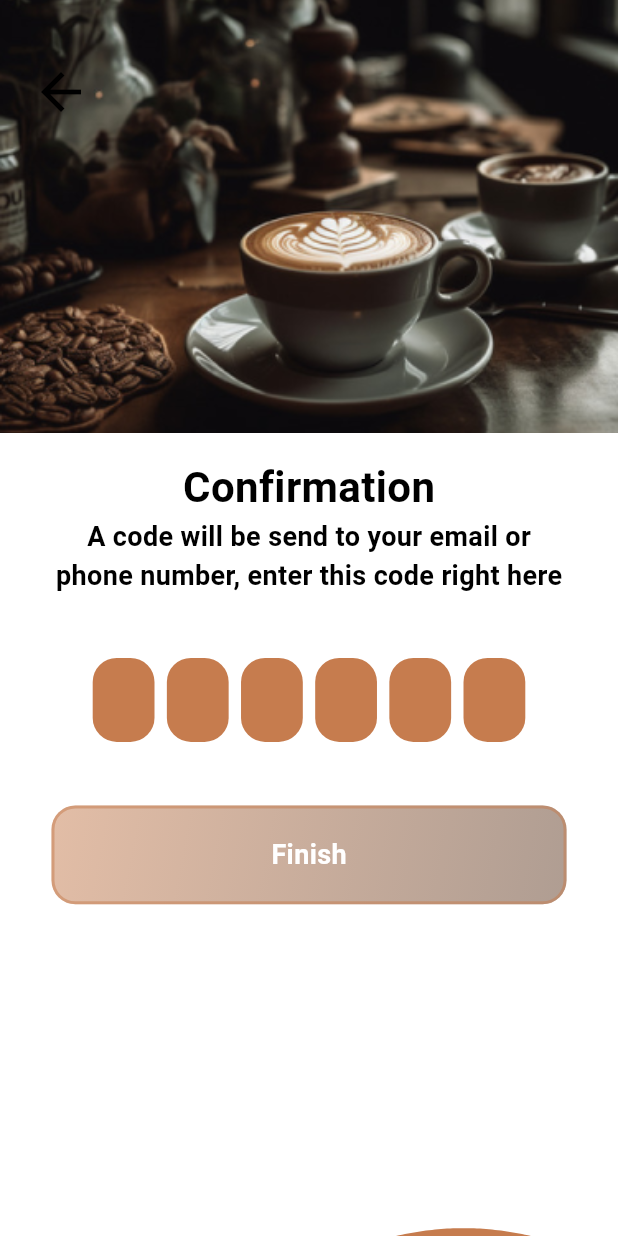
After one commit to MisTraleuh/Simple-Coffee, a Flutter app: the SignInConfirmationMobile screen opened directly, on a phone screen of 412 x 824 dp. The commit adds this screen. Run offline on Flutter 3.47's test engine with Material 3 defaults, Android fonts, the phone set to English and light mode, and no system bars; drawn by our look-alikes of wave.

Commit message:
[ADD] Confirmation Page | [ADD] Start HomePage

```diff
--- /dev/null
+++ b/lib/features/authentication/sign_in/confirmation/sign_in_confirmation_page_mobile.dart
@@ -0,0 +1,293 @@
+import 'package:flutter/material.dart';
+import 'package:wave/wave.dart';
+import 'package:wave/config.dart';
+import 'dart:math';
+import 'package:provider/provider.dart';
+import 'package:simple_coffee/models/buttons/SimpleButton.dart';
+import 'package:simple_coffee/models/specials/CommonTopImage.dart';
+import 'package:simple_coffee/models/buttons/SimpleTextButton.dart';
+
+import 'package:simple_coffee/models/buttons/ButtonPressableIfCondition.dart';
+
+/**************************
+*    PROVIDERS IMPORTS    *
+**************************/
+import 'package:simple_coffee/shared/providers/profile_information.dart';
+
+class SignInConfirmationMobile extends StatefulWidget {
+
+  const SignInConfirmationMobile({
+    Key? key,
+  }) : super(key: key);
+
+  @override
+  State<SignInConfirmationMobile> createState() => _SignInConfirmationMobileState();
+}
+
+class _SignInConfirmationMobileState extends State<SignInConfirmationMobile> {
+
+  static const int minimum = 4800;
+  static const int maximum = 5500;
+
+  bool _isPassedFirstButton = false;
+  bool _isPassedSecondButton = false;
+  bool _isPassedThirdButton = false;
+  bool _isPassedFourthButton = false;
+  bool _isPassedFifthButton = false;
+  bool _isPassedSixthButton = false;
+
+  static final _durations = [
+      minimum + Random().nextInt(maximum - minimum).toInt(),
+  ];
+
+  static const _heightPercentages = [
+      0.65,
+  ];
+
+  @override
+  void initState() {
+    super.initState();
+  }
+
+  @override
+  Widget build(BuildContext context) {
+    double height = MediaQuery.of(context).size.height;
+    double width = MediaQuery.of(context).size.width;
+    final profileInformation = Provider.of<ProfileInformation>(context, listen: true);
+
+    return Scaffold(
+      backgroundColor: Colors.white,
+      body: Column(
+        children: <Widget>[
+          Stack(
+            children: <Widget>[
+              SizedBox(
+                height: height * 0.35,
+                width: width,
+                child: const CommonTopImage(
+                  imagePath: "assets/app/OnBoarding/SignIn/SigninConfirmation.png",
+                ),
+              ),
+              Positioned(
+                top: height * 0.05,
+                left: width * 0.05,
+                child: GestureDetector(
+                  onTap: () {
+                    Navigator.pop(context);
+                  },
+                  child: const Icon(
+                    Icons.arrow_back,
+                    color: Colors.black,
+                    size: 40,
+                  ),
+                ),
+              ),
+            ],
+          ),
+          SizedBox( height: height * 0.02 ),
+          const Center(
+            child: Text(
+              "Confirmation",
+              style: TextStyle(
+                color: Colors.black,
+                fontSize: 28,
+                fontWeight: FontWeight.bold,
+              ),
+            ),
+          ),
+          const Center(
+            child: Text(
+              "A code will be send to your email or",
+              style: TextStyle(
+                color: Colors.black,
+                fontSize: 18,
+                fontWeight: FontWeight.bold,
+              ),
+            ),
+          ),
+          const Center(
+            child: Text(
+              "phone number, enter this code right here",
+              style: TextStyle(
+                color: Colors.black,
+                fontSize: 18,
+                fontWeight: FontWeight.bold,
+              ),
+            ),
+          ),
+          SizedBox( height: height * 0.02 ),
+          Row(
+            mainAxisSize: MainAxisSize.min,
+            mainAxisAlignment: MainAxisAlignment.center,
+            children: [
+              SizedBox(
+                width: width * 0.1,
+                height: height * 0.1,
+                child: SimpleTextButton(
+                  labelText: "",
+                  hintText: "",
+                  obscureText: false,
+                  color: Theme.of(context).colorScheme.primary,
+                  onChanged: (String value) {
+                    if (_isPassedFirstButton == false) {
+                      setState(() {
+                        _isPassedFirstButton = true;
+                      });
+                    }
+                  },
+                ),
+              ),
+              SizedBox(width: width * 0.02),
+              SizedBox(
+                width: width * 0.1,
+                height: height * 0.1,
+                child: SimpleTextButton(
+                  labelText: "",
+                  hintText: "",
+                  obscureText: false,
+                  color: Theme.of(context).colorScheme.primary,
+                  onChanged: (String value) {
+                    if (_isPassedSecondButton == false) {
+                      setState(() {
+                        _isPassedSecondButton = true;
+                      });
+                    }
+                  },
+                ),
+              ),
+              SizedBox(width: width * 0.02),
+              SizedBox(
+                width: width * 0.1,
+                height: height * 0.1,
+                child: SimpleTextButton(
+                  labelText: "",
+                  hintText: "",
+                  obscureText: false,
+                  color: Theme.of(context).colorScheme.primary,
+                  onChanged: (String value) {
+                    if (_isPassedThirdButton == false) {
+                      setState(() {
+                        _isPassedThirdButton = true;
+                      });
+                    }
+                  },
+                ),
+              ),
+              SizedBox(width: width * 0.02),
+              SizedBox(
+                width: width * 0.1,
+                height: height * 0.1,
+                child: SimpleTextButton(
+                  labelText: "",
+                  hintText: "",
+                  obscureText: false,
+                  color: Theme.of(context).colorScheme.primary,
+                  onChanged: (String value) {
+                    if (_isPassedFourthButton == false) {
+                      setState(() {
+                        _isPassedFourthButton = true;
+                      });
+                    }
+                  },
+                ),
+              ),
+              SizedBox(width: width * 0.02),
+              SizedBox(
+                width: width * 0.1,
+                height: height * 0.1,
+                child: SimpleTextButton(
+                  labelText: "",
+                  hintText: "",
+                  obscureText: false,
+                  color: Theme.of(context).colorScheme.primary,
+                  onChanged: (String value) {
+                    if (_isPassedFifthButton == false) {
+                      setState(() {
+                        _isPassedFifthButton = true;
+                      });
+                    }
+                  },
+                ),
+              ),
+              SizedBox(width: width * 0.02),
+              SizedBox(
+                width: width * 0.1,
+                height: height * 0.1,
+                child: SimpleTextButton(
+                  labelText: "",
+                  hintText: "",
+                  obscureText: false,
+                  color: Theme.of(context).colorScheme.primary,
+                  onChanged: (String value) {
+                    if (_isPassedSixthButton == false) {
+                      setState(() {
+                        _isPassedSixthButton = true;
+                      });
+                    }
+                  },
+                ),
+              ),
+            ],
+          ),
+          SizedBox( height: height * 0.05 ),
+          Padding(
+            padding: EdgeInsets.only(left: width / 12, right: width / 12),
+            child: ButtonPressableIfCondition(
+              onTap: () {
+                Navigator.pushNamed(context, '/home');
+              },
+              condition: () {
+                return _isPassedFirstButton && _isPassedSecondButton && _isPassedThirdButton && _isPassedFourthButton && _isPassedFifthButton && _isPassedSixthButton;
+              },
+              childIfTrue: SizedBox(
+                height: height * 0.08,
+                child: SimpleCard(
+                  text: "Finish",
+                  borderRadius: 16,
+                  color: Theme.of(context).colorScheme.primary,
+                  startColor: const Color.fromARGB(255, 198, 124, 78),
+                  endColor: const Color.fromARGB(255, 96, 60, 38),
+                  textStyle: const TextStyle(
+                    color: Colors.white,
+                    fontSize: 18,
+                    fontWeight: FontWeight.bold,
+                  )
+                ),
+              ),
+              childIfFalse: SizedBox(
+                height: height * 0.08,
+                child: SimpleCard(
+                  text: "Finish",
+                  borderRadius: 16,
+                  color: Theme.of(context).colorScheme.primary.withOpacity(0.5),
+                  startColor: const Color.fromARGB(255, 198, 124, 78),
+                  endColor: const Color.fromARGB(255, 96, 60, 38),
+                  textStyle: const TextStyle(
+                    color: Colors.white,
+                    fontSize: 18,
+                    fontWeight: FontWeight.bold,
+                  ),
+                ),
+              ),
+            ),
+          ),
+          const Spacer(),
+          Align(
+            alignment: Alignment.bottomCenter,
+            child: WaveWidget(
+              config: CustomConfig(
+                colors: [Theme.of(context).colorScheme.primary],
+                durations: _durations,
+                heightPercentages: _heightPercentages,
+              ),
+              backgroundColor: Colors.transparent,
+              size: const Size(double.infinity, 15.0),
+              waveAmplitude: 13,
+            ),
+          ),
+        ],
+      ),
+    );
+  }
+
+}
--- a/lib/features/authentication/sign_in/step1/sign_in_step1.dart
+++ b/lib/features/authentication/sign_in/step1/sign_in_step1.dart
@@ -36,5 +36,4 @@ class _SignInStep1State extends State<SignInStep1> {
         return const SignInStep1Mobile();
     }
   }
-
 }
--- a/lib/features/authentication/sign_in/step1/sign_in_step1_page_tablet.dart
+++ b/lib/features/authentication/sign_in/step1/sign_in_step1_page_tablet.dart
@@ -128,6 +128,10 @@ class _SignInStep1TabletState extends State<SignInStep1Tablet> {
                   color: Theme.of(context).colorScheme.primary,
                   startColor: const Color.fromARGB(255, 198, 124, 78),
                   endColor: const Color.fromARGB(255, 96, 60, 38),
+                  textStyle: const TextStyle(
+                    color: Colors.white,
+                    fontSize: 18
+                  )
                 ),
               ),
             ),
--- a/lib/features/authentication/sign_in/step3/sign_in_step3_page_tablet.dart
+++ b/lib/features/authentication/sign_in/step3/sign_in_step3_page_tablet.dart
@@ -70,7 +70,7 @@ class _SignInStep3TabletState extends State<SignInStep3Tablet> {
                   child: const Icon(
                     Icons.arrow_back,
                     color: Colors.black,
-                    size: 30,
+                    size: 40,
                   ),
                 ),
               ),
```
Also changed, not shown: lib/features/authentication/sign_in/confirmation/sign_in_confirmation.dart (added, +39 -0 lines), lib/features/authentication/sign_in/confirmation/sign_in_confirmation_page_desktop.dart (added, +21 -0 lines), lib/features/authentication/sign_in/confirmation/sign_in_confirmation_page_tablet.dart (added, +21 -0 lines), lib/features/authentication/sign_in/step3/sign_in_step3_page_mobile.dart (+17 -13 lines), lib/features/product_pages/home.dart (added, +39 -0 lines), lib/features/product_pages/home_page_desktop.dart (added, +33 -0 lines), lib/features/product_pages/home_page_mobile.dart (added, +33 -0 lines), lib/features/product_pages/home_page_tablet.dart (added, +21 -0 lines), lib/main.dart (+12 -0 lines), assets/app/OnBoarding/SignIn/SigninConfirmation.png (added), lib/features/product_page/home.dart (deleted), lib/models/buttons/SimpleTextButton.dart (line endings or trailing spaces).
